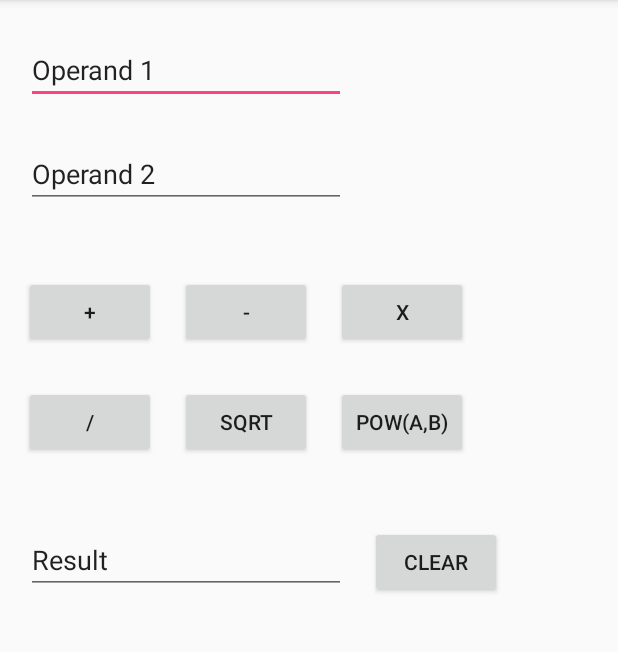
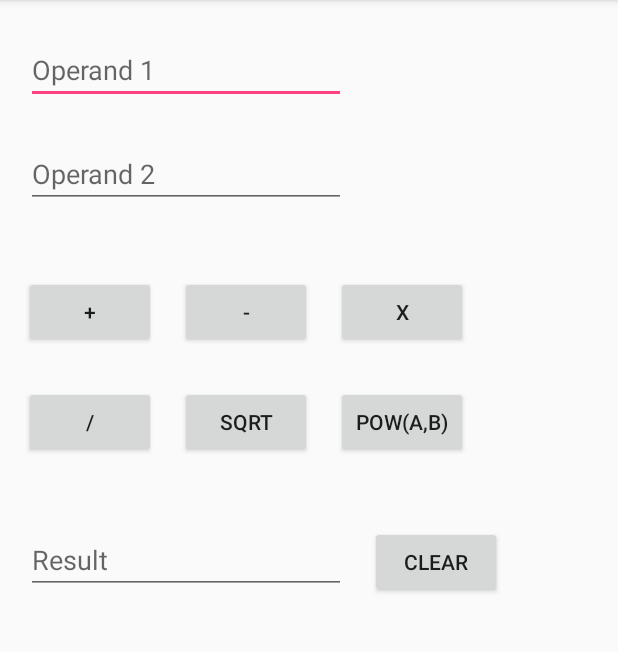
Before and after one commit to jposthau/MyCalc, an Android app: the screen it shows after launch (MainActivity), on a phone screen of 412 x 824 dp, the part 84-736 px from its top. Run offline under Robolectric (Android 15) with nearby library versions, the phone set to English and light mode, and no system bars.

Commit message:
Initial submission

```diff
--- a/app/src/main/res/layout/activity_main.xml
+++ b/app/src/main/res/layout/activity_main.xml
@@ -13,9 +13,9 @@
         android:layout_marginStart="17dp"
         android:layout_marginTop="24dp"
         android:ems="10"
+        android:hint="Operand 1"
         android:inputType="text|textPersonName"
         android:singleLine="false"
-        android:text="Operand 1"
         android:visibility="visible"
         app:layout_constraintStart_toStartOf="parent"
         app:layout_constraintTop_toTopOf="parent"
@@ -28,8 +28,8 @@
         android:layout_marginStart="17dp"
         android:layout_marginTop="24dp"
         android:ems="10"
+        android:hint="Operand 2"
         android:inputType="textPersonName"
-        android:text="Operand 2"
         app:layout_constraintStart_toStartOf="parent"
         app:layout_constraintTop_toBottomOf="@+id/editText"
         tools:ignore="HardcodedText" />
@@ -113,8 +113,8 @@
         android:layout_marginStart="17dp"
         android:layout_marginTop="45dp"
         android:ems="10"
+        android:hint="Result"
         android:inputType="textPersonName"
-        android:text="Result"
         app:layout_constraintStart_toStartOf="parent"
         app:layout_constraintTop_toBottomOf="@+id/button4"
         tools:ignore="HardcodedText" />
```
Also changed, not shown: app/src/main/java/com/qniyaz/mycalc/MainActivity.java (+25 -11 lines).
